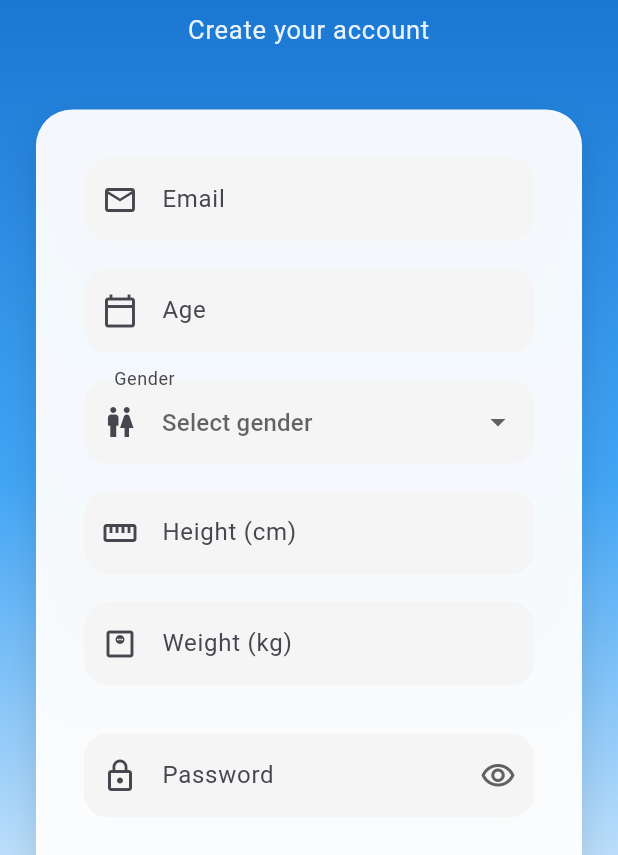
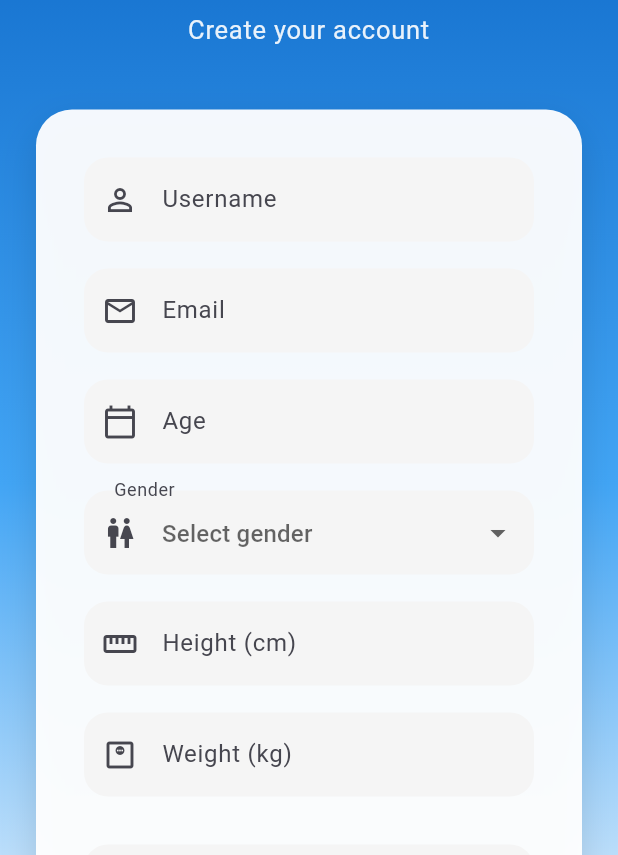
Before and after one commit to Yasiru3875/Smart-Helmet, a Flutter app: the RegisterScreen screen opened directly, on a phone screen of 412 x 824 dp, the part 381-1236 px from its top. Run offline on Flutter 3.47's test engine with Material 3 defaults, Android fonts, the phone set to English and light mode, and no system bars; our stand-ins replace cloud_firestore, firebase_auth, firebase_core, fl_chart, flutter_bluetooth_serial, flutter_staggered_animations and 9 more; missing offline and left inert: google_maps_flutter_android, google_maps_flutter_platform_interface, tflite_flutter; accounts and stored records are empty.

Commit message:
Updated register dart for the username field

```diff
--- a/smart_helmet_app/lib/screens/auth/register_screen.dart
+++ b/smart_helmet_app/lib/screens/auth/register_screen.dart
@@ -13,12 +13,14 @@ class RegisterScreen extends StatefulWidget {
 class _RegisterScreenState extends State<RegisterScreen> {
   final _formKey = GlobalKey<FormState>();
 
+  final _usernameController = TextEditingController();
   final _emailController = TextEditingController();
   final _passwordController = TextEditingController();
   final _ageController = TextEditingController();
   final _heightController = TextEditingController(); // in cm
   final _weightController = TextEditingController(); // in kg
 
+  final _usernameFocus = FocusNode();
   final _emailFocus = FocusNode();
   final _passwordFocus = FocusNode();
   final _ageFocus = FocusNode();
@@ -27,16 +29,18 @@ class _RegisterScreenState extends State<RegisterScreen> {
 
   String? _selectedGender;
   bool _isLoading = false;
-  bool _obscurePassword = true; // true = hidden, false = visible
+  bool _obscurePassword = true;
 
   @override
   void dispose() {
+    _usernameController.dispose();
     _emailController.dispose();
     _passwordController.dispose();
     _ageController.dispose();
     _heightController.dispose();
     _weightController.dispose();
 
+    _usernameFocus.dispose();
     _emailFocus.dispose();
     _passwordFocus.dispose();
     _ageFocus.dispose();
@@ -53,6 +57,7 @@ class _RegisterScreenState extends State<RegisterScreen> {
     final auth = Provider.of<AuthService>(context, listen: false);
 
     final errorMessage = await auth.register(
+      username: _usernameController.text.trim(),
       email: _emailController.text.trim(),
       password: _passwordController.text.trim(),
       age: int.tryParse(_ageController.text.trim()) ?? 0,
@@ -170,6 +175,41 @@ class _RegisterScreenState extends State<RegisterScreen> {
                                 key: _formKey,
                                 child: Column(
                                   children: [
+                                    // Username
+                                    TextFormField(
+                                      controller: _usernameController,
+                                      focusNode: _usernameFocus,
+                                      textInputAction: TextInputAction.next,
+                                      autofillHints: const [
+                                        AutofillHints.newUsername
+                                      ],
+                                      decoration: _inputDecoration(
+                                        'Username',
+                                        'coolrider42',
+                                        Icons.person_outline,
+                                      ),
+                                      validator: (v) {
+                                        if (v == null || v.trim().isEmpty) {
+                                          return 'Please choose a username';
+                                        }
+                                        final trimmed = v.trim();
+                                        if (trimmed.length < 3) {
+                                          return 'At least 3 characters';
+                                        }
+                                        if (trimmed.length > 20) {
+                                          return 'Max 20 characters';
+                                        }
+                                        if (!RegExp(r'^[a-zA-Z0-9_.-]+$')
+                                            .hasMatch(trimmed)) {
+                                          return 'Only letters, numbers, _, . allowed';
+                                        }
+                                        return null;
+                                      },
+                                      onFieldSubmitted: (_) =>
+                                          _emailFocus.requestFocus(),
+                                    ),
+                                    SizedBox(height: isSmallScreen ? 14 : 18),
+
                                     // Email
                                     TextFormField(
                                       controller: _emailController,
@@ -289,6 +329,7 @@ class _RegisterScreenState extends State<RegisterScreen> {
                                     ),
                                     SizedBox(height: isSmallScreen ? 14 : 18),
 
+                                    // Weight
                                     TextFormField(
                                       controller: _weightController,
                                       focusNode: _weightFocus,
@@ -314,12 +355,11 @@ class _RegisterScreenState extends State<RegisterScreen> {
 
                                     SizedBox(height: isSmallScreen ? 24 : 32),
 
-                                    // Password ── FIXED VISIBILITY TOGGLE ────────
+                                    // Password
                                     TextFormField(
                                       controller: _passwordController,
                                       focusNode: _passwordFocus,
-                                      obscureText:
-                                          _obscurePassword, // ← this controls visibility
+                                      obscureText: _obscurePassword,
                                       textInputAction: TextInputAction.done,
                                       autofillHints: const [
                                         AutofillHints.newPassword
--- a/smart_helmet_app/lib/services/auth_service.dart
+++ b/smart_helmet_app/lib/services/auth_service.dart
@@ -33,6 +33,7 @@ class AuthService with ChangeNotifier {
 
   // ── Email/Password Registration + Save profile to Firestore ──────────────
   Future<String?> register({
+    required String username,
     required String email,
     required String password,
     required int age,
```
